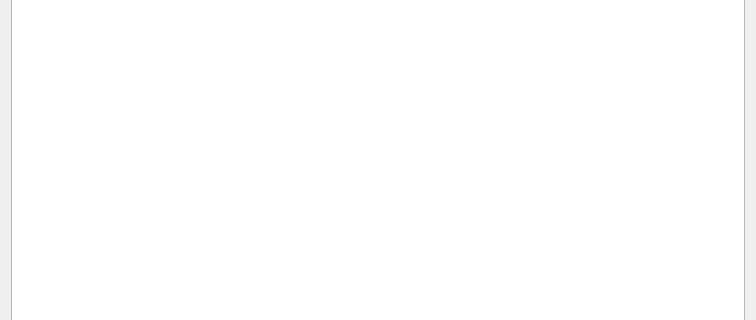
Qt form rockit_autoreconstruction_ui/ui/history.ui (ornlneutronimaging/rockit_autoreconstruction_ui) before a commit; both pictures show x 0 to 756 and y 185 to 505 of the 756 by 794 pixel window.
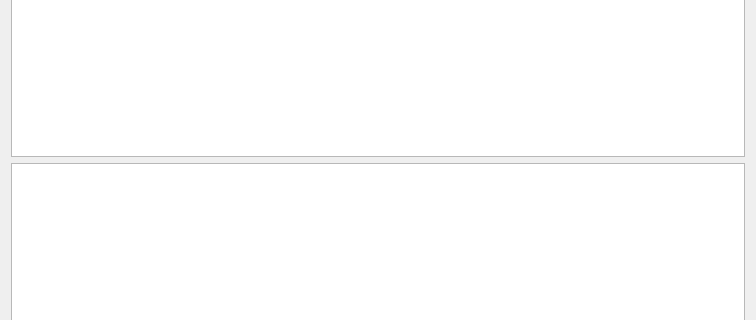
The same form after that commit.

Commit message: added tableWidget and right click widgets. this refs #5

What changed in the file:
```diff
--- a/rockit_autoreconstruction_ui/ui/history.ui
+++ b/rockit_autoreconstruction_ui/ui/history.ui
@@ -17,6 +17,13 @@
    <string>Dialog</string>
   </property>
   <layout class="QVBoxLayout" name="verticalLayout">
+   <item>
+    <widget class="QTableWidget" name="history_tableWidget">
+     <property name="contextMenuPolicy">
+      <enum>Qt::CustomContextMenu</enum>
+     </property>
+    </widget>
+   </item>
    <item>
     <widget class="QPlainTextEdit" name="history_textEdit"/>
    </item>
```
Left out of the diff: 17 changed lines with no effect on the pictures. The commit also changes 2 other files.
